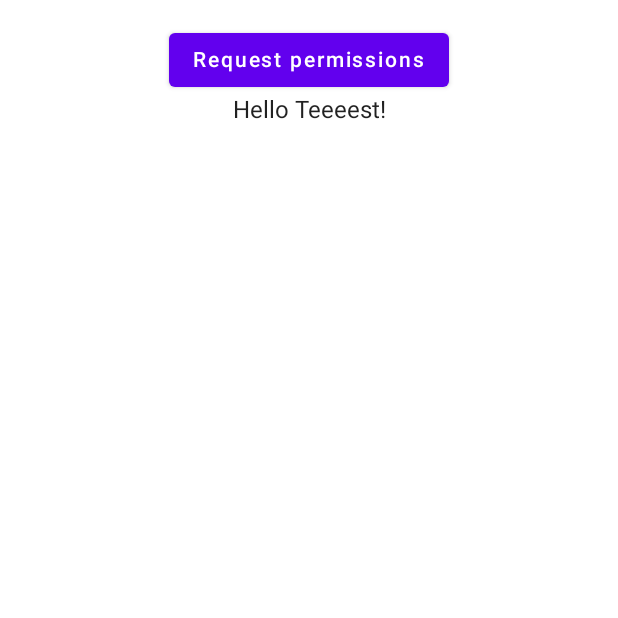
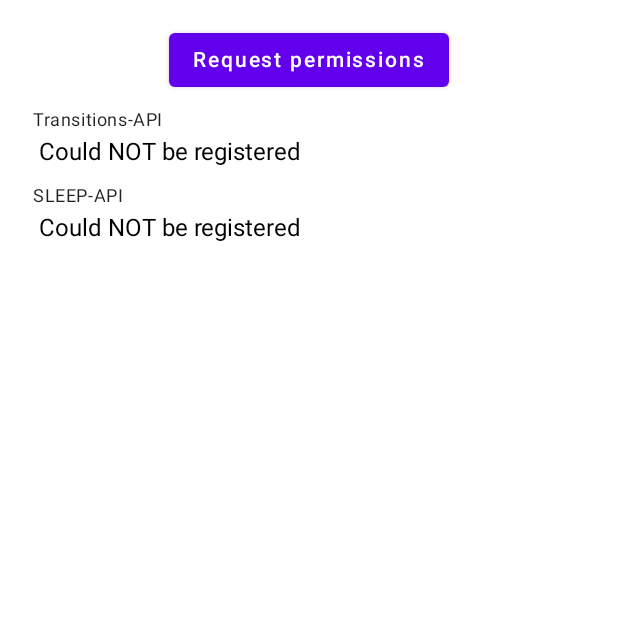
Before and after one commit to felixwaldbach/tk3-project, an Android app built with Jetpack Compose: the screen it shows after launch (MainActivity), after a tap on "Request permissions", on a phone screen of 412 x 824 dp, the top half of it. Run offline under Robolectric (Android 15) with nearby library versions, the phone set to English and light mode, and no system bars.

Commit message:
* Added stuff for UI Interactions * Events should trigger an UI log

```diff
--- a/app/build.gradle
+++ b/app/build.gradle
@@ -60,4 +60,8 @@ dependencies {
 
     implementation "androidx.work:work-runtime-ktx:$work_version"
     implementation "com.google.android.gms:play-services-location:18.0.0"
+
+
+    implementation "androidx.room:room-runtime:$room_version"
+    annotationProcessor "androidx.room:room-compiler:$room_version"
 }
--- a/app/src/main/java/de/darmstadt/tk/MainActivity.kt
+++ b/app/src/main/java/de/darmstadt/tk/MainActivity.kt
@@ -1,6 +1,7 @@
 package de.darmstadt.tk
 
 import android.Manifest
+import android.content.IntentFilter
 import android.content.pm.PackageManager
 import android.os.Bundle
 import android.util.Log
@@ -14,9 +15,10 @@ import androidx.core.content.ContextCompat
 import androidx.lifecycle.viewModelScope
 import androidx.work.PeriodicWorkRequestBuilder
 import androidx.work.WorkManager
+import de.darmstadt.tk.background.ActivityReceiver
 import de.darmstadt.tk.background.SleepWorker
 import de.darmstadt.tk.ui.theme.SensingAppTheme
-import de.patrick.keyattestation.MainViewModel
+import de.darmstadt.tk.viewmodel.MainViewModel
 import kotlinx.coroutines.Dispatchers
 import kotlinx.coroutines.launch
 import java.util.concurrent.TimeUnit
@@ -25,6 +27,10 @@ class MainActivity : ComponentActivity() {
 
     val TAG = "MainActivity"
     private val viewModel by viewModels<MainViewModel>()
+
+    private var mTransitionsReceiver: ActivityReceiver? = null;
+
+
 
     val requestPermissionLauncher =
         registerForActivityResult(
@@ -44,22 +50,30 @@ class MainActivity : ComponentActivity() {
 
 //        setupWorkers()
         checkPermission()
+        mTransitionsReceiver = ActivityReceiver()
+
 
         setContent {
             SensingAppTheme {
                 // A surface container using the 'background' color from the theme
                 Surface(color = MaterialTheme.colors.background) {
-                    MainScreen(viewModel::startTracking)
+                    MainScreen(viewModel::startTracking,
+                    viewModel.eventList)
                 }
             }
         }
+    }
+
+    override fun onStart() {
+        super.onStart()
+        registerReceiver(mTransitionsReceiver, IntentFilter(viewModel.TRANSITIONS_RECEIVER_ACTION));
     }
 
     private fun checkPermission() {
         viewModel.viewModelScope.launch(Dispatchers.Default) {
             when {
                 ContextCompat.checkSelfPermission(
-                    baseContext,
+                    applicationContext,
                     Manifest.permission.ACTIVITY_RECOGNITION
                 ) == PackageManager.PERMISSION_GRANTED -> {
                     Log.i(TAG,"Permission ACTIVITY_RECOGNITION GRANTED")
--- a/app/src/main/java/de/darmstadt/tk/MainScreen.kt
+++ /dev/null
@@ -1,44 +0,0 @@
-package de.darmstadt.tk
-
-import androidx.compose.foundation.layout.Column
-import androidx.compose.foundation.layout.fillMaxWidth
-import androidx.compose.foundation.layout.padding
-import androidx.compose.material.Button
-import androidx.compose.material.Text
-import androidx.compose.runtime.Composable
-import androidx.compose.ui.Alignment
-import androidx.compose.ui.Modifier
-import androidx.compose.ui.tooling.preview.Preview
-import androidx.compose.ui.unit.dp
-import de.darmstadt.tk.ui.theme.SensingAppTheme
-
-@Composable
-fun MainScreen(startTracking: () -> Unit) {
-
-    Column(
-        horizontalAlignment = Alignment.CenterHorizontally,
-        modifier = Modifier
-            .padding(16.dp)
-            .fillMaxWidth()
-    ) {
-        Button(onClick = startTracking) {
-            Text(text = "Request permissions")
-        }
-        Greeting(name = "Teeeest")
-    }
-}
-
-
-@Composable
-fun Greeting(name: String) {
-    Text(text = "Hello $name!")
-}
-
-
-@Preview(showBackground = true)
-@Composable
-fun DefaultPreview() {
-    SensingAppTheme {
-        Greeting("Android")
-    }
-}
--- a/app/src/main/java/de/darmstadt/tk/background/ActivityReceiver.kt
+++ b/app/src/main/java/de/darmstadt/tk/background/ActivityReceiver.kt
@@ -6,16 +6,22 @@ import android.content.Intent
 import android.util.Log
 import androidx.compose.animation.core.LinearOutSlowInEasing
 import com.google.android.gms.location.ActivityTransitionResult
+import de.darmstadt.tk.data.Event
+import de.darmstadt.tk.repo.MemEventRepo
+import java.time.Instant
+import java.time.format.DateTimeFormatter
 
 class ActivityReceiver : BroadcastReceiver() {
     val TAG = "ActivityReceiver"
     override fun onReceive(context: Context?, intent: Intent?) {
-        Log.i(TAG,"Received: $intent")
+        Log.i(TAG, "Received: $intent")
 
         if (ActivityTransitionResult.hasResult(intent)) {
             val result = ActivityTransitionResult.extractResult(intent)!!
             for (event in result.transitionEvents) {
-                // chronological sequence of events....
+                val desc =
+                    event.toString() + " TIMESTAMP: " + DateTimeFormatter.ISO_TIME.format(Instant.now())
+                MemEventRepo.insertEvent(Event("Transitions-API", desc))
             }
         }
     }
--- a/app/src/main/java/de/darmstadt/tk/background/SleepReceiver.kt
+++ b/app/src/main/java/de/darmstadt/tk/background/SleepReceiver.kt
@@ -6,6 +6,10 @@ import android.content.Intent
 import android.util.Log
 import com.google.android.gms.location.SleepClassifyEvent
 import com.google.android.gms.location.SleepSegmentEvent
+import de.darmstadt.tk.data.Event
+import de.darmstadt.tk.repo.MemEventRepo
+import java.time.Instant
+import java.time.format.DateTimeFormatter
 
 class SleepReceiver: BroadcastReceiver() {
     val TAG = "SleepReciever"
@@ -17,12 +21,21 @@ class SleepReceiver: BroadcastReceiver() {
             val sleepSegmentEvents: List<SleepSegmentEvent> =
                 SleepSegmentEvent.extractEvents(intent)
             Log.d(TAG, "SleepSegmentEvent List: $sleepSegmentEvents")
-
+            for (sleep in sleepSegmentEvents) {
+                val desc =
+                    sleep.toString() + " TIMESTAMP: " + DateTimeFormatter.ISO_TIME.format(Instant.now())
+                MemEventRepo.insertEvent(Event("Sleep-API", desc))
+            }
         } else if (SleepClassifyEvent.hasEvents(intent)) {
             val sleepClassifyEvents: List<SleepClassifyEvent> =
                 SleepClassifyEvent.extractEvents(intent)
             Log.d(TAG, "SleepClassifyEvent List: $sleepClassifyEvents")
 
+            for (sleep in sleepClassifyEvents) {
+                val desc =
+                    sleep.toString() + " TIMESTAMP: " + DateTimeFormatter.ISO_TIME.format(Instant.now())
+                MemEventRepo.insertEvent(Event("Sleep-API", desc))
+            }
         }
     }
 }
--- /dev/null
+++ b/app/src/main/java/de/darmstadt/tk/data/Event.kt
@@ -0,0 +1,6 @@
+package de.darmstadt.tk.data
+
+data class Event(
+    val name: String,
+    val desc: String
+)
--- /dev/null
+++ b/app/src/main/java/de/darmstadt/tk/repo/EventRepo.kt
@@ -0,0 +1,11 @@
+package de.darmstadt.tk.repo
+
+import androidx.compose.runtime.MutableState
+import de.darmstadt.tk.data.Event
+
+interface EventRepo {
+
+    fun fetchEvents() : MutableList<Event>
+    fun fetchLatestEvent(): Event
+    fun insertEvent(event: Event)
+}
--- /dev/null
+++ b/app/src/main/java/de/darmstadt/tk/repo/MemEventRepo.kt
@@ -0,0 +1,22 @@
+package de.darmstadt.tk.repo
+
+import androidx.compose.runtime.*
+import de.darmstadt.tk.data.Event
+
+object MemEventRepo : EventRepo {
+
+    var events = mutableStateListOf<Event>()
+        private set
+
+    override fun fetchEvents(): MutableList<Event> {
+        return events
+    }
+
+    override fun fetchLatestEvent(): Event {
+        TODO()
+    }
+
+    override fun insertEvent(event: Event) {
+        events.add(event)
+    }
+}
--- /dev/null
+++ b/app/src/main/java/de/darmstadt/tk/view/MainScreen.kt
@@ -0,0 +1,90 @@
+package de.darmstadt.tk
+
+import androidx.compose.animation.animateContentSize
+import androidx.compose.foundation.layout.*
+import androidx.compose.foundation.text.BasicText
+import androidx.compose.material.Button
+import androidx.compose.material.MaterialTheme
+import androidx.compose.material.Text
+import androidx.compose.runtime.Composable
+import androidx.compose.ui.Alignment
+import androidx.compose.ui.Modifier
+import androidx.compose.ui.tooling.preview.Preview
+import androidx.compose.ui.unit.dp
+import de.darmstadt.tk.data.Event
+import de.darmstadt.tk.ui.theme.SensingAppTheme
+
+@Composable
+fun MainScreen(startTracking: () -> Unit, eventList: MutableList<Event>) {
+
+    Column(
+        horizontalAlignment = Alignment.CenterHorizontally,
+        modifier = Modifier
+            .padding(16.dp)
+            .fillMaxWidth()
+    ) {
+        Button(onClick = startTracking) {
+            Text(text = "Request permissions")
+        }
+
+
+        if (eventList.isEmpty())
+            BasicText(
+                text = "No events Captured yet!",
+                style = MaterialTheme.typography.body1
+            )
+        else
+            Column(modifier = Modifier.fillMaxWidth()) {
+                for (e in eventList)
+                    EventCard(e)
+            }
+    }
+}
+
+
+@Composable
+fun EventCard(
+    event: Event,
+) {
+    Column(
+        Modifier
+            .animateContentSize() // automatically animate size when it changes
+            .padding(horizontal = 4.dp, vertical = 4.dp)
+//            .border(1.dp, Color.Black, RectangleShape)
+    ) {
+        Row(
+            modifier = Modifier
+                .padding(vertical = 4.dp, horizontal = 2.dp)
+                .fillMaxWidth(),
+            horizontalArrangement = Arrangement.SpaceBetween
+        ) {
+
+            Text(
+                event.name,
+                style = MaterialTheme.typography.caption,
+            )
+        }
+
+        Column(Modifier.padding(horizontal = 6.dp)) {
+            BasicText(
+                text = event.desc,
+                style = MaterialTheme.typography.body1
+            )
+        }
+    }
+
+}
+
+@Composable
+fun Greeting(name: String) {
+    Text(text = "Hello $name!")
+}
+
+
+@Preview(showBackground = true)
+@Composable
+fun DefaultPreview() {
+    SensingAppTheme {
+        Greeting("Android")
+    }
+}
--- a/app/src/main/java/de/darmstadt/tk/MainViewModel.kt
+++ b/app/src/main/java/de/darmstadt/tk/viewmodel/MainViewModel.kt
@@ -1,58 +1,37 @@
-package de.patrick.keyattestation
+package de.darmstadt.tk.viewmodel
 
-import android.annotation.SuppressLint
 import android.app.Application
 import android.app.PendingIntent
-import android.content.ClipData
-import android.content.ClipboardManager
 import android.content.Intent
-import android.os.Build
-import android.security.keystore.KeyGenParameterSpec
-import android.security.keystore.KeyProperties
-import android.util.Base64
 import android.util.Log
-import android.widget.Toast
 import androidx.compose.runtime.getValue
-import androidx.compose.runtime.mutableStateListOf
 import androidx.compose.runtime.mutableStateOf
 import androidx.compose.runtime.setValue
 import androidx.lifecycle.AndroidViewModel
-import androidx.lifecycle.viewModelScope
 import com.google.android.gms.location.*
-import de.darmstadt.tk.background.ActivityReceiver
-import de.darmstadt.tk.background.SleepReceiver
-import kotlinx.coroutines.Dispatchers
-import kotlinx.coroutines.launch
-import java.security.KeyPairGenerator
-import java.security.KeyStore
-import java.security.cert.Certificate
-import java.security.cert.X509Certificate
-import java.security.spec.PKCS8EncodedKeySpec
-import androidx.annotation.NonNull
 
 import com.google.android.gms.tasks.OnFailureListener
 
 import com.google.android.gms.tasks.OnSuccessListener
-
-
-
+import de.darmstadt.tk.BuildConfig
+import de.darmstadt.tk.data.Event
+import de.darmstadt.tk.repo.MemEventRepo
 
 
 class MainViewModel(var appCtx: Application) : AndroidViewModel(appCtx) {
     private val TAG: String = this::class.java.name
 
-    var state by mutableStateOf(0);
+
+    var eventList = MemEventRepo.fetchEvents()
+
+    val TRANSITIONS_RECEIVER_ACTION =
+        BuildConfig.APPLICATION_ID + "TRANSITIONS_RECEIVER_ACTION"
 
     fun startTracking() {
         setupActivityTransition()
         setupSleepTransition()
     }
 
-    fun startAttestation() {
-        viewModelScope.launch(Dispatchers.Default) {
-
-        }
-    }
 
     private fun setupActivityTransition() {
         Log.d(TAG, "setupActivityTransition")
@@ -69,10 +48,13 @@ class MainViewModel(var appCtx: Application) : AndroidViewModel(appCtx) {
 
         val request = ActivityTransitionRequest(transitions)
 
+        val intent = Intent(TRANSITIONS_RECEIVER_ACTION)
+        PendingIntent.getBroadcast(appCtx, 0, intent, 0)
+
         val pendingIntent = PendingIntent.getBroadcast(
             appCtx,
             0,
-            Intent(appCtx, ActivityReceiver::class.java),
+            intent,
             PendingIntent.FLAG_CANCEL_CURRENT
         )
 
@@ -81,27 +63,44 @@ class MainViewModel(var appCtx: Application) : AndroidViewModel(appCtx) {
 
         task.addOnSuccessListener(
             OnSuccessListener<Void?> {
-                Log.i(TAG,"Transitions Api was successfully registered.")
+                Log.i(TAG, "Transitions Api was successfully registered.")
+                MemEventRepo.insertEvent(Event("Transitions-API", "Successfully registered"))
             })
         task.addOnFailureListener(
             OnFailureListener { e ->
                 Log.e(TAG, "Transitions Api could NOT be registered: $e")
+                MemEventRepo.insertEvent(Event("Transitions-API", "Could NOT be registered"))
             })
     }
 
     private fun setupSleepTransition() {
         Log.d(TAG, "setupSleepTransition")
+        val intent = Intent(TRANSITIONS_RECEIVER_ACTION)
+        PendingIntent.getBroadcast(appCtx, 0, intent, 0)
+
         val pendingIntent = PendingIntent.getBroadcast(
             appCtx,
             0,
-            Intent(appCtx, SleepReceiver::class.java),
+            intent,
             PendingIntent.FLAG_CANCEL_CURRENT
         )
 
-        ActivityRecognition.getClient(appCtx).requestSleepSegmentUpdates(
-            pendingIntent,
-            SleepSegmentRequest.getDefaultSleepSegmentRequest()
-        )
+        val task =
+            ActivityRecognition.getClient(appCtx).requestSleepSegmentUpdates(
+                pendingIntent,
+                SleepSegmentRequest.getDefaultSleepSegmentRequest()
+            )
+
+        task.addOnSuccessListener(
+            OnSuccessListener<Void?> {
+                Log.i(TAG, "SLEEP Api was successfully registered.")
+                MemEventRepo.insertEvent(Event("SLEEP-API", "Successfully registered"))
+            })
+        task.addOnFailureListener(
+            OnFailureListener { e ->
+                Log.e(TAG, "SLEEP Api could NOT be registered: $e")
+                MemEventRepo.insertEvent(Event("SLEEP-API", "Could NOT be registered"))
+            })
     }
 
 }
--- a/build.gradle
+++ b/build.gradle
@@ -3,6 +3,7 @@ buildscript {
     ext {
         compose_version = '1.0.0-beta08'
         work_version = "2.5.0"
+        room_version = "2.3.0"
     }
     repositories {
         google()
```
